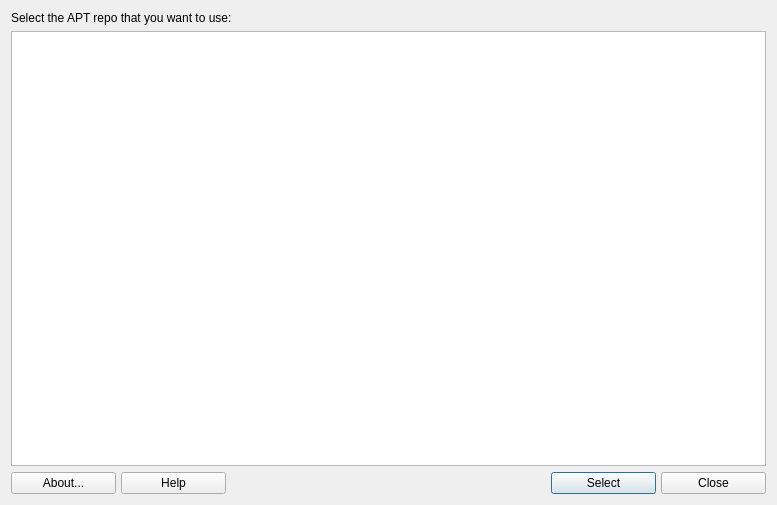
Above: mxrepomanager.ui from AdrianTM/mx-repo-manager before the change. Below: the same form after it.
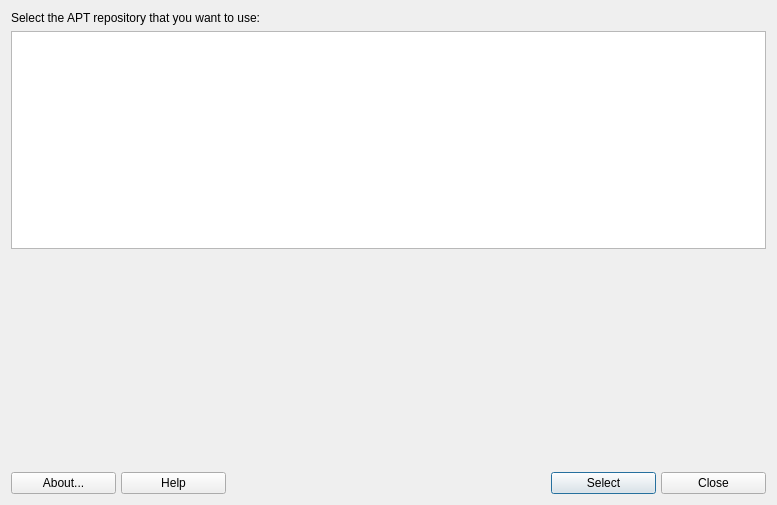
That is the form after the change. Icons and pictures are not drawn.

Diff of the .ui file:
```diff
--- a/mxrepomanager.ui
+++ b/mxrepomanager.ui
@@ -29,7 +29,7 @@
    <item>
     <widget class="QLabel" name="label">
      <property name="text">
-      <string>Select the APT repo that you want to use:</string>
+      <string>Select the APT repository that you want to use:</string>
      </property>
     </widget>
    </item>
@@ -106,6 +106,19 @@
      </property>
     </widget>
    </item>
+   <item>
+    <spacer name="verticalSpacer">
+     <property name="orientation">
+      <enum>Qt::Vertical</enum>
+     </property>
+     <property name="sizeHint" stdset="0">
+      <size>
+       <width>20</width>
+       <height>10</height>
+      </size>
+     </property>
+    </spacer>
+   </item>
    <item>
     <layout class="QGridLayout" name="buttonBar" columnstretch="0,0,0,0,0,0,0,0,0,0">
      <property name="sizeConstraint">
```
